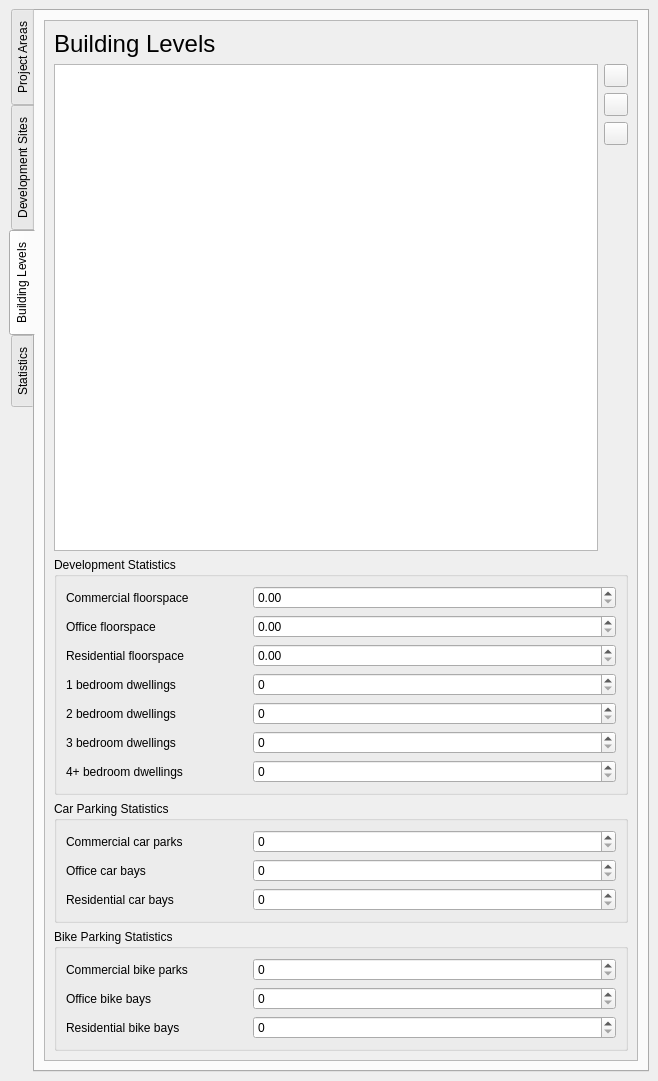
The window that qcity/ui/dockwidget_main.ui (north-road/QCity) describes before a commit, drawn with Qt 5.
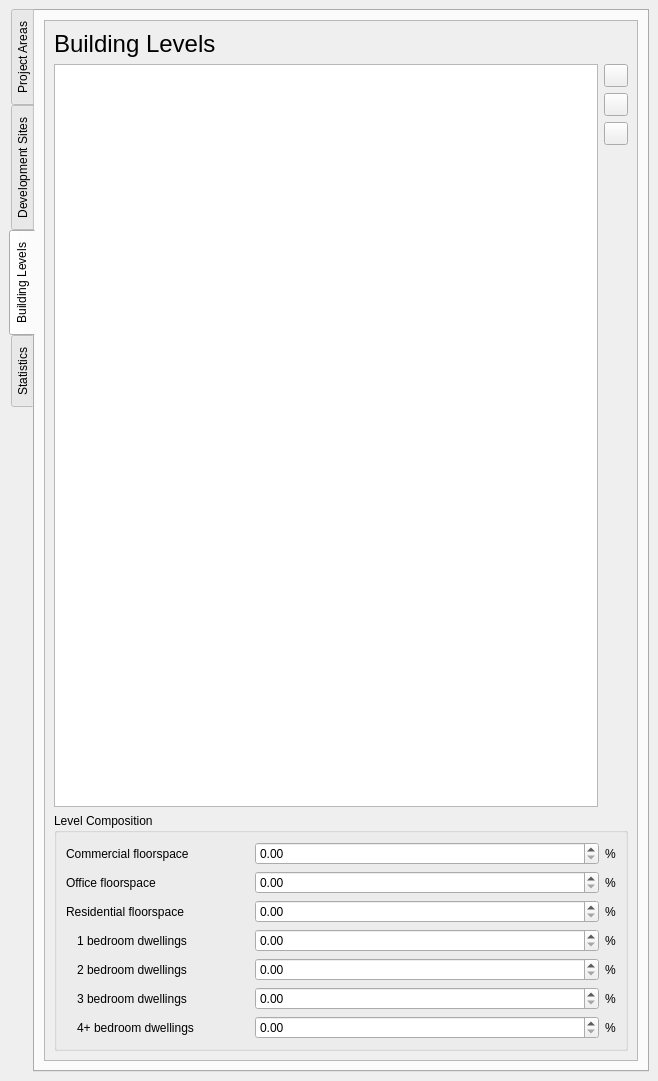
The same window after the commit. The open tabs and pages were chosen to show the change. Custom widgets are drawn as their Qt base class.

Commit message: Better match UI to mockups

What changed in the file:
```diff
--- a/qcity/ui/dockwidget_main.ui
+++ b/qcity/ui/dockwidget_main.ui
@@ -674,6 +674,90 @@
           </widget>
          </widget>
         </item>
+        <item row="2" column="0">
+         <widget class="QGroupBox" name="collapsibleGroupBox_building_levels_bike_parking_statistics">
+          <property name="title">
+           <string>Bike Parking Statistics</string>
+          </property>
+          <property name="text" stdset="0">
+           <string>TextLabel</string>
+          </property>
+          <layout class="QGridLayout" name="gridLayout_7" columnstretch="1,2">
+           <item row="1" column="1">
+            <widget class="QgsSpinBox" name="office_bicycle_bays"/>
+           </item>
+           <item row="0" column="0">
+            <widget class="QLabel" name="label_58">
+             <property name="text">
+              <string>Commercial bike parks</string>
+             </property>
+            </widget>
+           </item>
+           <item row="2" column="0">
+            <widget class="QLabel" name="label_57">
+             <property name="text">
+              <string>Residential bike bays</string>
+             </property>
+            </widget>
+           </item>
+           <item row="0" column="1">
+            <widget class="QgsSpinBox" name="commercial_bicycle_bays"/>
+           </item>
+           <item row="2" column="1">
+            <widget class="QgsSpinBox" name="residential_bicycle_bays"/>
+           </item>
+           <item row="1" column="0">
+            <widget class="QLabel" name="label_56">
+             <property name="text">
+              <string>Office bike bays</string>
+             </property>
+            </widget>
+           </item>
+          </layout>
+         </widget>
+        </item>
+        <item row="1" column="0">
+         <widget class="QGroupBox" name="collapsibleGroupBox_building_levels_car_parking_statistics">
+          <property name="title">
+           <string>Car Parking Statistics</string>
+          </property>
+          <property name="text" stdset="0">
+           <string>TextLabel</string>
+          </property>
+          <layout class="QGridLayout" name="gridLayout_5" columnstretch="1,2">
+           <item row="2" column="0">
+            <widget class="QLabel" name="label_60">
+             <property name="text">
+              <string>Residential car bays</string>
+             </property>
+            </widget>
+           </item>
+           <item row="1" column="1">
+            <widget class="QgsSpinBox" name="office_car_bays"/>
+           </item>
+           <item row="0" column="1">
+            <widget class="QgsSpinBox" name="commercial_car_bays"/>
+           </item>
+           <item row="2" column="1">
+            <widget class="QgsSpinBox" name="residential_car_bays"/>
+           </item>
+           <item row="0" column="0">
+            <widget class="QLabel" name="label_61">
+             <property name="text">
+              <string>Commercial car parks</string>
+             </property>
+            </widget>
+           </item>
+           <item row="1" column="0">
+            <widget class="QLabel" name="label_59">
+             <property name="text">
+              <string>Office car bays</string>
+             </property>
+            </widget>
+           </item>
+          </layout>
+         </widget>
+        </item>
        </layout>
       </widget>
       <widget class="QWidget" name="tab_building_levels">
@@ -766,172 +850,169 @@
             <item>
              <widget class="QGroupBox" name="collapsibleGroupBox_building_levels_development_statistics">
               <property name="title">
-               <string>Development Statistics</string>
+               <string>Level Composition</string>
               </property>
-              <layout class="QGridLayout" name="gridLayout_11" columnstretch="1,2">
-               <item row="0" column="1">
+              <layout class="QGridLayout" name="gridLayout_11" columnstretch="0,1,2,0">
+               <item row="2" column="2">
+                <widget class="QgsDoubleSpinBox" name="residential_floorspace">
+                 <property name="maximum">
+                  <double>100.000000000000000</double>
+                 </property>
+                </widget>
+               </item>
+               <item row="2" column="3">
+                <widget class="QLabel" name="label_65">
+                 <property name="text">
+                  <string>%</string>
+                 </property>
+                </widget>
+               </item>
+               <item row="4" column="3">
+                <widget class="QLabel" name="label_67">
+                 <property name="text">
+                  <string>%</string>
+                 </property>
+                </widget>
+               </item>
+               <item row="1" column="2">
+                <widget class="QgsDoubleSpinBox" name="office_floorspace">
+                 <property name="maximum">
+                  <double>100.000000000000000</double>
+                 </property>
+                </widget>
+               </item>
+               <item row="1" column="3">
+                <widget class="QLabel" name="label_64">
+                 <property name="text">
+                  <string>%</string>
+                 </property>
+                </widget>
+               </item>
+               <item row="5" column="3">
+                <widget class="QLabel" name="label_68">
+                 <property name="text">
+                  <string>%</string>
+                 </property>
+                </widget>
+               </item>
+               <item row="0" column="2">
                 <widget class="QgsDoubleSpinBox" name="commercial_floorspace">
                  <property name="maximum">
-                  <double>9999999.000000000000000</double>
+                  <double>100.000000000000000</double>
                  </property>
                 </widget>
                </item>
-               <item row="0" column="0">
-                <widget class="QLabel" name="label_22">
+               <item row="5" column="2">
+                <widget class="QgsDoubleSpinBox" name="count_3_bedroom_dwellings">
+                 <property name="maximum">
+                  <double>100.000000000000000</double>
+                 </property>
+                </widget>
+               </item>
+               <item row="6" column="3">
+                <widget class="QLabel" name="label_69">
                  <property name="text">
-                  <string>Commercial floorspace</string>
+                  <string>%</string>
                  </property>
                 </widget>
                </item>
-               <item row="6" column="0">
+               <item row="5" column="1">
+                <widget class="QLabel" name="label_27">
+                 <property name="text">
+                  <string>3 bedroom dwellings</string>
+                 </property>
+                </widget>
+               </item>
+               <item row="4" column="1">
+                <widget class="QLabel" name="label_26">
+                 <property name="text">
+                  <string>2 bedroom dwellings</string>
+                 </property>
+                </widget>
+               </item>
+               <item row="3" column="2">
+                <widget class="QgsDoubleSpinBox" name="count_1_bedroom_dwellings">
+                 <property name="maximum">
+                  <double>100.000000000000000</double>
+                 </property>
+                </widget>
+               </item>
+               <item row="0" column="3">
+                <widget class="QLabel" name="label_63">
+                 <property name="text">
+                  <string>%</string>
+                 </property>
+                </widget>
+               </item>
+               <item row="6" column="1">
                 <widget class="QLabel" name="label_28">
                  <property name="text">
                   <string>4+ bedroom dwellings</string>
                  </property>
                 </widget>
                </item>
-               <item row="6" column="1">
-                <widget class="QgsSpinBox" name="count_4_bedroom_dwellings"/>
+               <item row="4" column="2">
+                <widget class="QgsDoubleSpinBox" name="count_2_bedroom_dwellings">
+                 <property name="maximum">
+                  <double>100.000000000000000</double>
+                 </property>
+                </widget>
                </item>
-               <item row="3" column="0">
+               <item row="6" column="2">
+                <widget class="QgsDoubleSpinBox" name="count_4_bedroom_dwellings">
+                 <property name="maximum">
+                  <double>100.000000000000000</double>
+                 </property>
+                </widget>
+               </item>
+               <item row="3" column="1">
                 <widget class="QLabel" name="label_25">
                  <property name="text">
                   <string>1 bedroom dwellings</string>
                  </property>
                 </widget>
                </item>
-               <item row="4" column="1">
-                <widget class="QgsSpinBox" name="count_2_bedroom_dwellings"/>
-               </item>
-               <item row="1" column="0">
-                <widget class="QLabel" name="label_23">
+               <item row="3" column="3">
+                <widget class="QLabel" name="label_66">
                  <property name="text">
-                  <string>Office floorspace</string>
+                  <string>%</string>
                  </property>
                 </widget>
                </item>
-               <item row="3" column="1">
-                <widget class="QgsSpinBox" name="count_1_bedroom_dwellings"/>
-               </item>
-               <item row="1" column="1">
-                <widget class="QgsDoubleSpinBox" name="office_floorspace">
-                 <property name="maximum">
-                  <double>9999999.000000000000000</double>
+               <item row="3" column="0">
+                <spacer name="horizontalSpacer">
+                 <property name="orientation">
+                  <enum>Qt::Horizontal</enum>
                  </property>
-                </widget>
-               </item>
-               <item row="2" column="1">
-                <widget class="QgsDoubleSpinBox" name="residential_floorspace">
-                 <property name="maximum">
-                  <double>9999999.000000000000000</double>
+                 <property name="sizeType">
+                  <enum>QSizePolicy::Fixed</enum>
                  </property>
-                </widget>
-               </item>
-               <item row="5" column="1">
-                <widget class="QgsSpinBox" name="count_3_bedroom_dwellings"/>
-               </item>
-               <item row="4" column="0">
-                <widget class="QLabel" name="label_26">
-                 <property name="text">
-                  <string>2 bedroom dwellings</string>
+                 <property name="sizeHint" stdset="0">
+                  <size>
+                   <width>5</width>
+                   <height>20</height>
+                  </size>
                  </property>
-                </widget>
+                </spacer>
                </item>
-               <item row="2" column="0">
+               <item row="2" column="0" colspan="2">
                 <widget class="QLabel" name="label_24">
                  <property name="text">
                   <string>Residential floorspace</string>
                  </property>
                 </widget>
                </item>
-               <item row="5" column="0">
-                <widget class="QLabel" name="label_27">
+               <item row="1" column="0" colspan="2">
+                <widget class="QLabel" name="label_23">
                  <property name="text">
-                  <string>3 bedroom dwellings</string>
+                  <string>Office floorspace</string>
                  </property>
                 </widget>
                </item>
-              </layout>
-             </widget>
-            </item>
-            <item>
-             <widget class="QGroupBox" name="collapsibleGroupBox_building_levels_car_parking_statistics">
-              <property name="title">
-               <string>Car Parking Statistics</string>
-              </property>
-              <property name="text" stdset="0">
-               <string>TextLabel</string>
-              </property>
-              <layout class="QGridLayout" name="gridLayout_5" columnstretch="1,2">
-               <item row="2" column="0">
-                <widget class="QLabel" name="label_60">
+               <item row="0" column="0" colspan="2">
+                <widget class="QLabel" name="label_22">
                  <property name="text">
-                  <string>Residential car bays</string>
-                 </property>
-                </widget>
-               </item>
-               <item row="1" column="1">
-                <widget class="QgsSpinBox" name="office_car_bays"/>
-               </item>
-               <item row="0" column="1">
-                <widget class="QgsSpinBox" name="commercial_car_bays"/>
-               </item>
-               <item row="2" column="1">
-                <widget class="QgsSpinBox" name="residential_car_bays"/>
-               </item>
-               <item row="0" column="0">
-                <widget class="QLabel" name="label_61">
-                 <property name="text">
-                  <string>Commercial car parks</string>
-                 </property>
-                </widget>
-               </item>
-               <item row="1" column="0">
-                <widget class="QLabel" name="label_59">
-                 <property name="text">
-                  <string>Office car bays</string>
-                 </property>
-                </widget>
-               </item>
-              </layout>
-             </widget>
-            </item>
-            <item>
-             <widget class="QGroupBox" name="collapsibleGroupBox_building_levels_bike_parking_statistics">
-              <property name="title">
-               <string>Bike Parking Statistics</string>
-              </property>
-              <property name="text" stdset="0">
-               <string>TextLabel</string>
-              </property>
-              <layout class="QGridLayout" name="gridLayout_7" columnstretch="1,2">
-               <item row="1" column="1">
-                <widget class="QgsSpinBox" name="office_bicycle_bays"/>
-               </item>
-               <item row="0" column="0">
-                <widget class="QLabel" name="label_58">
-                 <property name="text">
-                  <string>Commercial bike parks</string>
-                 </property>
-                </widget>
-               </item>
-               <item row="2" column="0">
-                <widget class="QLabel" name="label_57">
-                 <property name="text">
-                  <string>Residential bike bays</string>
-                 </property>
-                </widget>
-               </item>
-               <item row="0" column="1">
-                <widget class="QgsSpinBox" name="commercial_bicycle_bays"/>
-               </item>
-               <item row="2" column="1">
-                <widget class="QgsSpinBox" name="residential_bicycle_bays"/>
-               </item>
-               <item row="1" column="0">
-                <widget class="QLabel" name="label_56">
-                 <property name="text">
-                  <string>Office bike bays</string>
+                  <string>Commercial floorspace</string>
                  </property>
                 </widget>
                </item>
```
Left out of the diff: 210 changed lines with no effect on the pictures.
